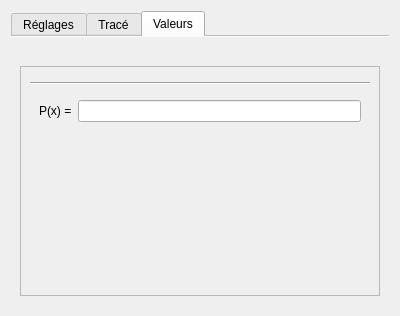
Before: the Qt Designer form DataPlot/polynomialmodelwidget.ui in AdelKS/ZeGrapher, drawn with Qt 5.
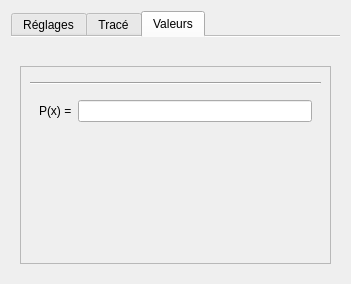
After: the same form once the commit is applied.

```diff
--- a/DataPlot/polynomialmodelwidget.ui
+++ b/DataPlot/polynomialmodelwidget.ui
@@ -6,8 +6,8 @@
    <rect>
     <x>0</x>
     <y>0</y>
-    <width>400</width>
-    <height>316</height>
+    <width>351</width>
+    <height>284</height>
    </rect>
   </property>
   <property name="sizePolicy">
@@ -302,8 +302,8 @@
            <rect>
             <x>0</x>
             <y>0</y>
-            <width>362</width>
-            <height>218</height>
+            <width>313</width>
+            <height>186</height>
            </rect>
           </property>
           <layout class="QVBoxLayout" name="verticalLayout_7">
```
Left out of the diff: 64 changed lines with no effect on the pictures.
